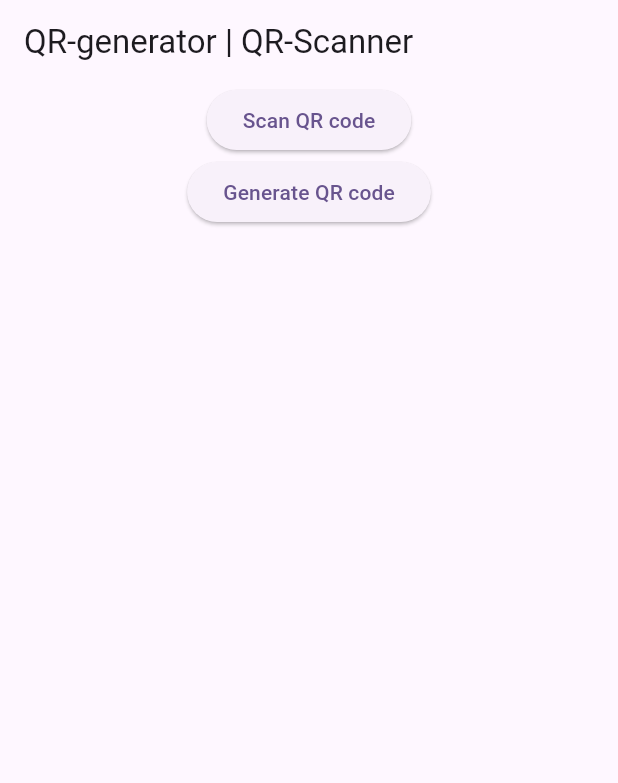
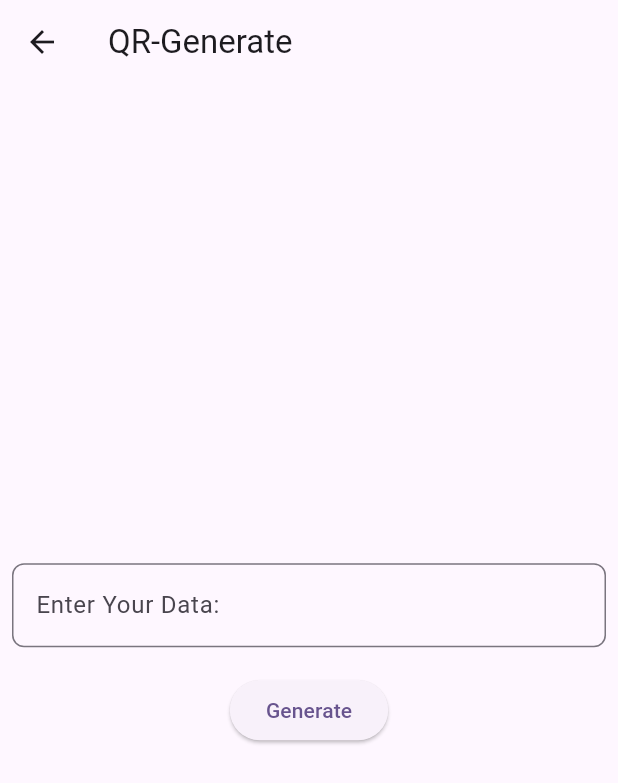
Before and after one commit to kushalchh07/QR-GEneratorUsingFLutter, a Flutter app: the screen it shows after launch, after a tap on "Generate QR code", on a phone screen of 412 x 824 dp. Shown: the top 783 px of the screen. Run offline on Flutter 3.47's test engine with Material 3 defaults, Android fonts, the phone set to English and light mode, and no system bars; our stand-ins replace qr_flutter.

Commit message:
Added Qr code generator page

```diff
--- /dev/null
+++ b/lib/Pages/generate_qr_code.dart
@@ -0,0 +1,70 @@
+import 'package:flutter/material.dart';
+import 'package:qr_flutter/qr_flutter.dart';
+
+class GenerateCode extends StatefulWidget {
+  const GenerateCode({super.key});
+
+  @override
+  State<GenerateCode> createState() => _GenerateCodeState();
+}
+
+class _GenerateCodeState extends State<GenerateCode> {
+  TextEditingController urlController = TextEditingController();
+  String qrData = '';
+
+  @override
+  Widget build(BuildContext context) {
+    return Scaffold(
+      appBar: AppBar(
+        title: Text("QR-Generate"),
+      ),
+      body: Center(
+        child: SingleChildScrollView(
+          child: Column(
+            mainAxisAlignment: MainAxisAlignment.center,
+            children: [
+              Container(
+                child: Padding(
+                  padding: const EdgeInsets.all(8.0),
+                  child: TextField(
+                    controller: urlController,
+                    decoration: InputDecoration(
+                        hintText: "Enter Your Data:",
+                        border: OutlineInputBorder(
+                            borderRadius: BorderRadius.circular(8))),
+                  ),
+                ),
+              ),
+              SizedBox(
+                height: 10,
+              ),
+              ElevatedButton(
+                  onPressed: () {
+                    setState(() {
+                      if (urlController.text.isNotEmpty) {
+                        qrData = urlController.text;
+                        print("QR Data set: $qrData");
+                      } else {
+                        print("Text field is empty.");
+                      }
+                    });
+                  },
+                  child: Text("Generate")),
+              SizedBox(
+                height: 15,
+              ),
+              if (qrData.isNotEmpty)
+                Container(
+                  child: QrImageView(
+                    data: qrData,
+                    size: 200,
+                    version: QrVersions.auto,
+                  ),
+                )
+            ],
+          ),
+        ),
+      ),
+    );
+  }
+}
--- /dev/null
+++ b/lib/Pages/scan_qr_code.dart
@@ -0,0 +1,15 @@
+import 'package:flutter/material.dart';
+
+class ScanCode extends StatefulWidget {
+  const ScanCode({super.key});
+
+  @override
+  State<ScanCode> createState() => _ScanCodeState();
+}
+
+class _ScanCodeState extends State<ScanCode> {
+  @override
+  Widget build(BuildContext context) {
+    return  Scaffold();
+  }
+}
--- a/lib/homescreen.dart
+++ b/lib/homescreen.dart
@@ -1,4 +1,6 @@
 import 'package:flutter/material.dart';
+import 'package:qr_generator_scanner/Pages/generate_qr_code.dart';
+import 'package:qr_generator_scanner/Pages/scan_qr_code.dart';
 
 class HomeScreen extends StatelessWidget {
   const HomeScreen({super.key});
@@ -12,8 +14,20 @@ class HomeScreen extends StatelessWidget {
         body: Center(
           child: Column(
             children: [
-              ElevatedButton(onPressed: () {}, child: Text("Scan QR code")),
-              ElevatedButton(onPressed: () {}, child: Text("Generate QR code"))
+              ElevatedButton(
+                  onPressed: () {
+                    Navigator.push(context,
+                        MaterialPageRoute(builder: (context) => ScanCode()));
+                  },
+                  child: Text("Scan QR code")),
+              ElevatedButton(
+                  onPressed: () {
+                    Navigator.push(
+                        context,
+                        MaterialPageRoute(
+                            builder: (context) => GenerateCode()));
+                  },
+                  child: Text("Generate QR code"))
             ],
           ),
         ));
--- a/lib/main.dart
+++ b/lib/main.dart
@@ -19,6 +19,7 @@
         useMaterial3: true,
       ),
       home: const HomeScreen(),
+      debugShowCheckedModeBanner: false,
     );
   }
 }
--- a/pubspec.yaml
+++ b/pubspec.yaml
@@ -35,6 +35,8 @@ dependencies:
   # The following adds the Cupertino Icons font to your application.
   # Use with the CupertinoIcons class for iOS style icons.
   cupertino_icons: ^1.0.6
+  qr_flutter: ^4.1.0
+  flutter_barcode_scanner: ^2.0.0
 
 dev_dependencies:
   flutter_test:
```
Also changed, not shown: pubspec.lock.
